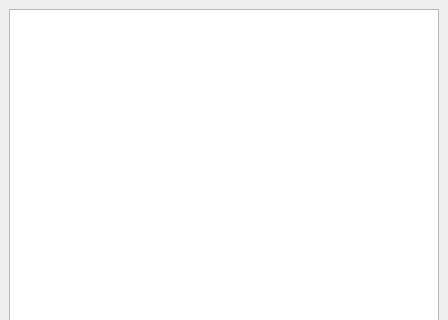
The window that mainwindow.ui (ledangquangdangquang/Caculator-qt-linux) describes before a commit, drawn with Qt 5; both pictures show x 0 to 448 and y 0 to 320 of the 448 by 630 pixel window.
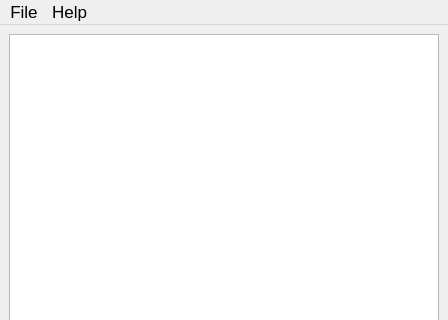
The same window after the commit. Icons and pictures are not drawn. Custom widgets are drawn as their Qt base class.

Diff of the .ui file:
```diff
--- a/mainwindow.ui
+++ b/mainwindow.ui
@@ -777,6 +777,23 @@
      <height>25</height>
     </rect>
    </property>
+   <widget class="QMenu" name="menuFile">
+    <property name="cursor">
+     <cursorShape>PointingHandCursor</cursorShape>
+    </property>
+    <property name="title">
+     <string>File</string>
+    </property>
+    <addaction name="actionClear_history"/>
+   </widget>
+   <widget class="QMenu" name="menuHelp">
+    <property name="title">
+     <string>Help</string>
+    </property>
+    <addaction name="actionAbout"/>
+   </widget>
+   <addaction name="menuFile"/>
+   <addaction name="menuHelp"/>
   </widget>
   <widget class="QStatusBar" name="statusbar"/>
  </widget>
```
Left out of the diff: 10 changed lines with no effect on the pictures.
